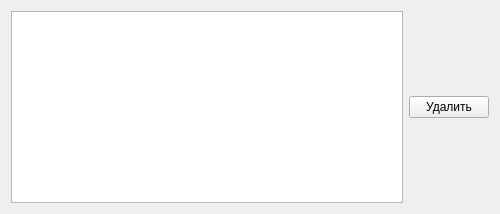
First picture: the form in dialogeditor/expectedwordeditor.ui, repository QtWorks/VirtualClientDialogEditor, before the edit.
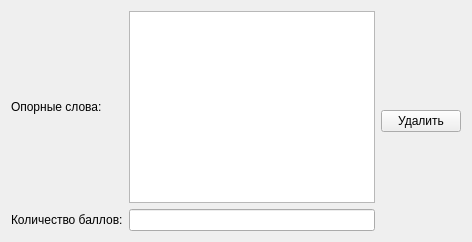
Second picture: the form after the edit.

```diff
--- a/dialogeditor/expectedwordeditor.ui
+++ b/dialogeditor/expectedwordeditor.ui
@@ -6,8 +6,8 @@
    <rect>
     <x>0</x>
     <y>0</y>
-    <width>500</width>
-    <height>210</height>
+    <width>472</width>
+    <height>238</height>
    </rect>
   </property>
   <property name="sizePolicy">
@@ -21,7 +21,23 @@
   </property>
   <layout class="QHBoxLayout" name="horizontalLayout">
    <item>
-    <widget class="QTextEdit" name="textEdit">
+    <layout class="QGridLayout" name="gridLayout">
+     <item row="0" column="0">
+      <widget class="QLabel" name="wordsLabel">
+       <property name="text">
+        <string>Опорные слова:</string>
+       </property>
+      </widget>
+     </item>
+     <item row="1" column="0">
+      <widget class="QLabel" name="scoreLabel">
+       <property name="text">
+        <string>Количество баллов:</string>
+       </property>
+      </widget>
+     </item>
+     <item row="0" column="1">
+      <widget class="QTextEdit" name="wordsTextEdit">
      <property name="sizePolicy">
       <sizepolicy hsizetype="Expanding" vsizetype="MinimumExpanding">
        <horstretch>0</horstretch>
@@ -29,6 +45,11 @@
       </sizepolicy>
      </property>
     </widget>
+     </item>
+     <item row="1" column="1">
+      <widget class="QLineEdit" name="scoreLineEdit"/>
+     </item>
+    </layout>
    </item>
    <item>
     <widget class="QPushButton" name="removeButton">
```
Lines whose indentation alone changed are shown as unchanged.
